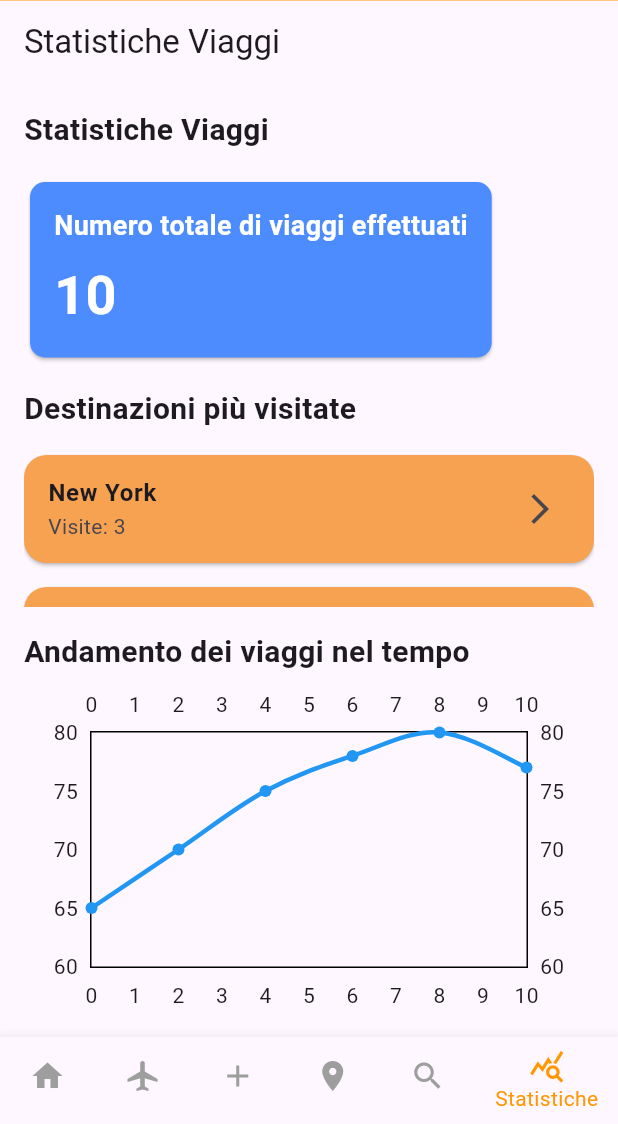
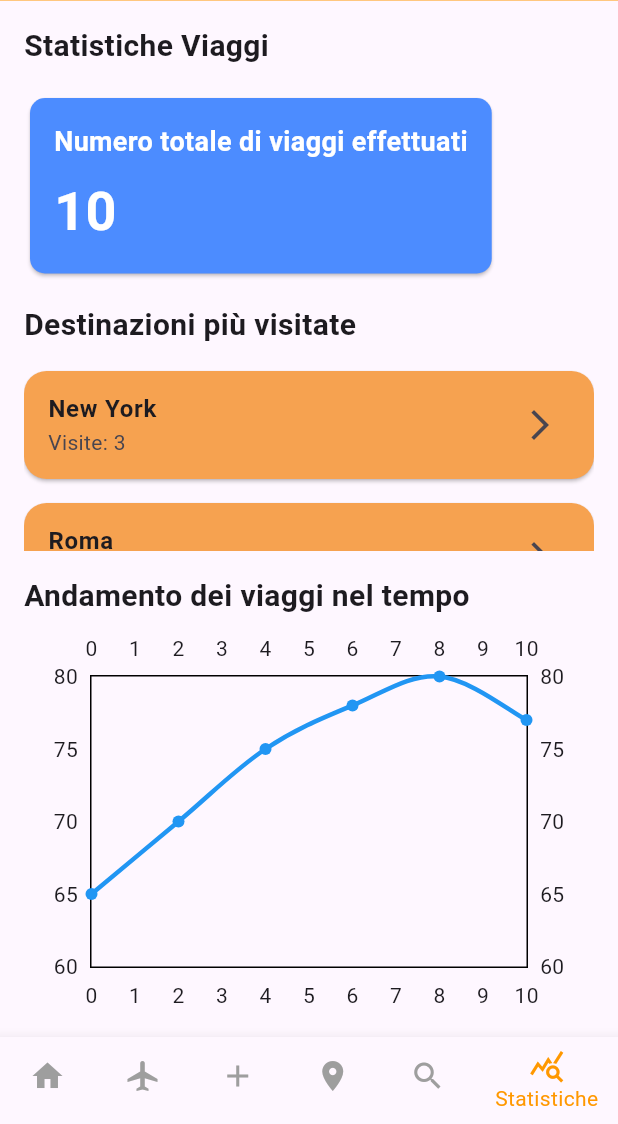
Before and after one commit to SalvatoreFTartaglione/mobile_project_14, a Flutter app: the screen it shows after launch, item 6 of the bottom bar chosen, on a phone screen of 412 x 824 dp, the part 112-1236 px from its top. Run offline on Flutter 3.47's test engine with Material 3 defaults, Android fonts, the phone set to English and light mode, and no system bars; drawn by our look-alikes of fl_chart; our stand-ins replace image_picker, sqflite; accounts and stored records are empty.

```diff
--- a/lib/models/trip.dart
+++ b/lib/models/trip.dart
@@ -5,7 +5,7 @@ class Trip {
   final DateTime date;
   final bool isCompleted;
   final String? title;
-  final String? itinerary;
+    final String? itinerary;
   final String? notes;
   final String tripType;
 
@@ -14,7 +14,7 @@ class Trip {
     required this.date,
     this.isCompleted = false,
     this.title,
-    this.itinerary,
+        this.itinerary,
     this.notes,
     required this.tripType,
   });
--- a/lib/screens/stats_screen.dart
+++ b/lib/screens/stats_screen.dart
@@ -17,9 +17,6 @@ class Statistiche extends StatelessWidget {
     };
 
     return Scaffold(
-      appBar: AppBar(
-        title: Text('Statistiche Viaggi'),
-      ),
       body: Padding(
         padding: const EdgeInsets.all(16.0),
         child: Column(
```
Also changed, not shown: lib/screens/add_&_modify_trip.dart (indentation only), lib/screens/dashboard.dart (line endings or trailing spaces).
